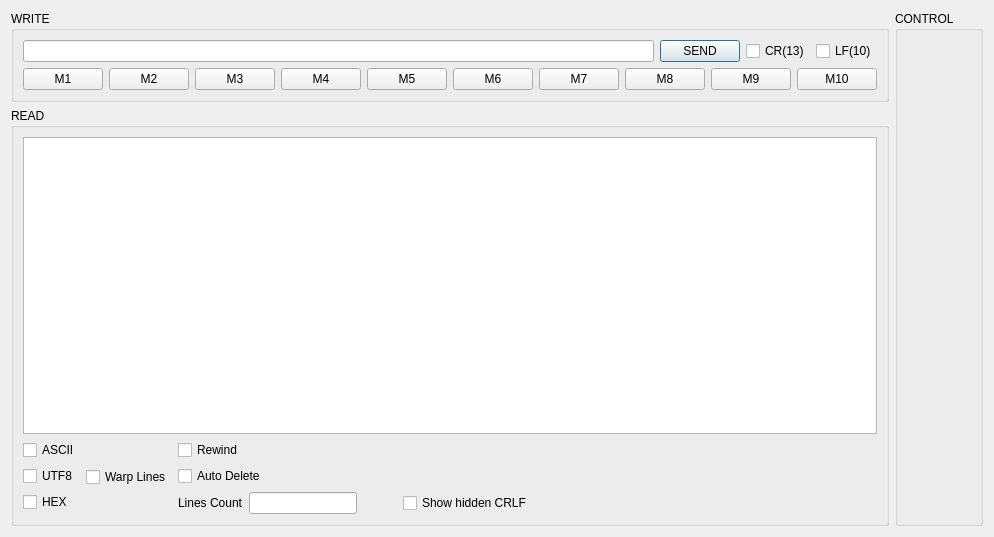
First picture: the form in DataVisualizer/serialterminal.ui, repository DamianPodrazaCode/DataVisualizer, before the edit.
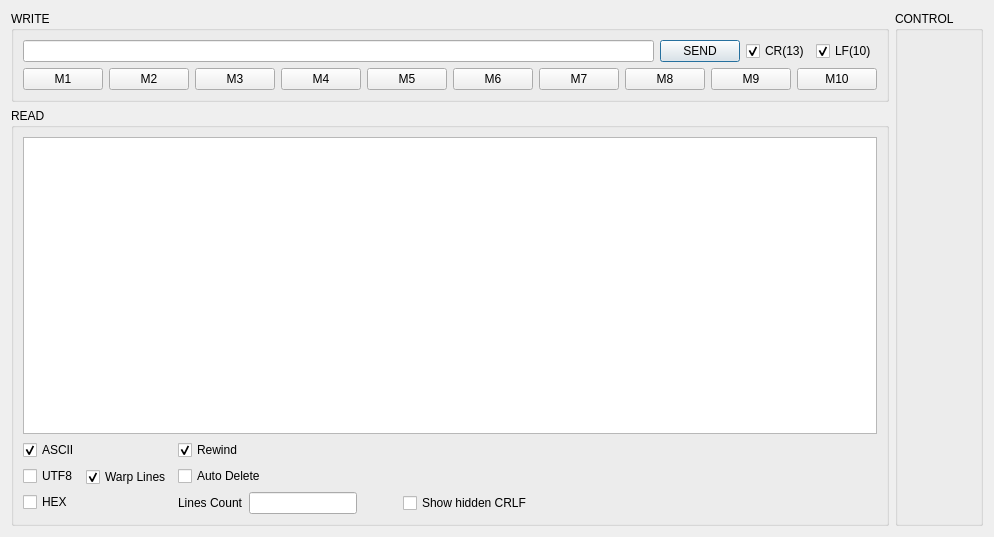
Second picture: the form after the edit.

The edit to the form file:
```diff
--- a/DataVisualizer/serialterminal.ui
+++ b/DataVisualizer/serialterminal.ui
@@ -51,6 +51,9 @@
             <property name="text">
              <string>CR(13)</string>
             </property>
+            <property name="checked">
+             <bool>true</bool>
+            </property>
            </widget>
           </item>
           <item>
@@ -58,6 +61,9 @@
             <property name="text">
              <string>LF(10)</string>
             </property>
+            <property name="checked">
+             <bool>true</bool>
+            </property>
            </widget>
           </item>
          </layout>
@@ -192,6 +198,9 @@
               <property name="text">
                <string>ASCII</string>
               </property>
+              <property name="checked">
+               <bool>true</bool>
+              </property>
              </widget>
             </item>
             <item>
@@ -215,6 +224,9 @@
             <property name="text">
              <string>Warp Lines</string>
             </property>
+            <property name="checked">
+             <bool>true</bool>
+            </property>
            </widget>
           </item>
          </layout>
@@ -226,6 +238,9 @@
             <property name="text">
              <string>Rewind</string>
             </property>
+            <property name="checked">
+             <bool>true</bool>
+            </property>
            </widget>
           </item>
           <item>
```
